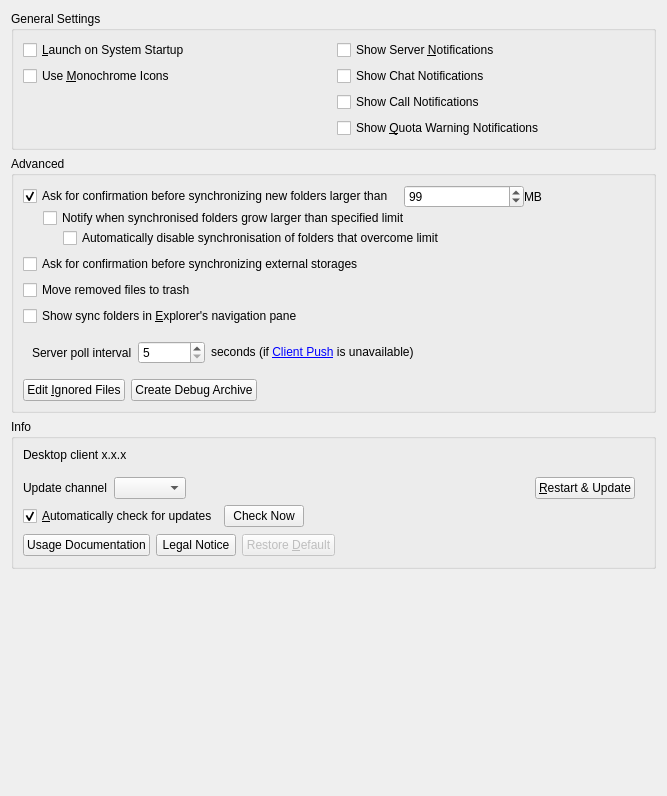
Qt form src/gui/generalsettings.ui (nextcloud/desktop) before a commit.
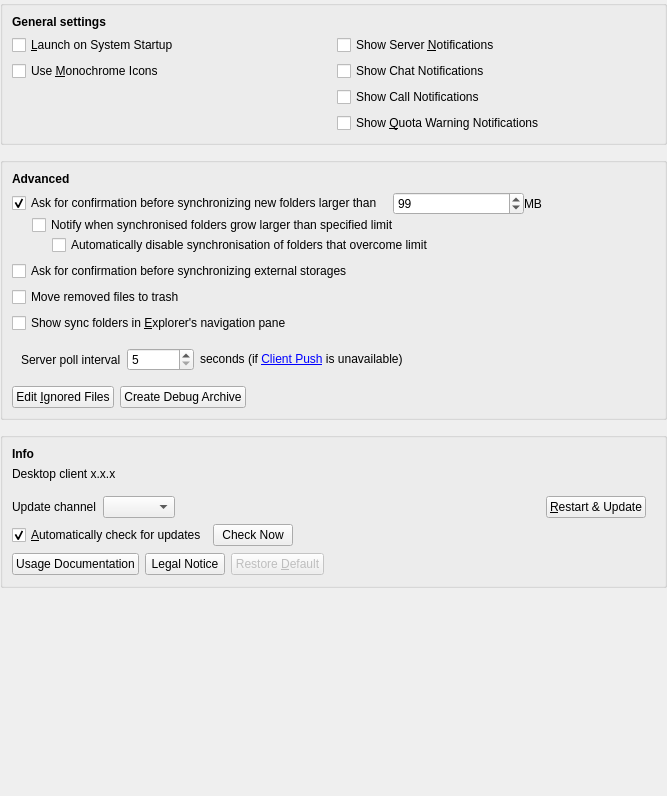
The same form after that commit.

Commit message: feat: move settings navigation to left sidebar

```diff
--- a/src/gui/generalsettings.ui
+++ b/src/gui/generalsettings.ui
@@ -14,27 +14,54 @@
    <string notr="true">Form</string>
   </property>
   <layout class="QGridLayout" name="gridLayout_3">
+   <property name="leftMargin">
+    <number>0</number>
+   </property>
+   <property name="topMargin">
+    <number>0</number>
+   </property>
+   <property name="rightMargin">
+    <number>0</number>
+   </property>
+   <property name="bottomMargin">
+    <number>0</number>
+   </property>
+   <property name="spacing">
+    <number>12</number>
+   </property>
    <item row="0" column="0">
     <widget class="QGroupBox" name="generalGroupBox">
      <property name="title">
-      <string>General Settings</string>
+      <string/>
      </property>
      <layout class="QGridLayout" name="gridLayout_2">
-      <item row="0" column="0">
+      <item row="0" column="0" colspan="2">
+       <widget class="QLabel" name="generalGroupBoxTitle">
+        <property name="font">
+         <font>
+          <bold>true</bold>
+         </font>
+        </property>
+        <property name="text">
+         <string>General settings</string>
+        </property>
+       </widget>
+      </item>
+      <item row="1" column="0">
        <widget class="QCheckBox" name="autostartCheckBox">
         <property name="text">
          <string>&amp;Launch on System Startup</string>
         </property>
        </widget>
       </item>
-      <item row="2" column="1">
+      <item row="3" column="1">
        <widget class="QCheckBox" name="callNotificationsCheckBox">
         <property name="text">
          <string>Show Call Notifications</string>
         </property>
        </widget>
       </item>
-      <item row="1" column="0">
+      <item row="2" column="0">
        <widget class="QCheckBox" name="monoIconsCheckBox">
         <property name="toolTip">
          <string>For System Tray</string>
@@ -44,21 +71,21 @@
         </property>
        </widget>
       </item>
-      <item row="1" column="1">
+      <item row="2" column="1">
        <widget class="QCheckBox" name="chatNotificationsCheckBox">
         <property name="text">
          <string>Show Chat Notifications</string>
         </property>
        </widget>
       </item>
-      <item row="0" column="1">
+      <item row="1" column="1">
        <widget class="QCheckBox" name="serverNotificationsCheckBox">
         <property name="text">
          <string>Show Server &amp;Notifications</string>
         </property>
        </widget>
       </item>
-      <item row="3" column="1">
+      <item row="4" column="1">
        <widget class="QCheckBox" name="quotaWarningNotificationsCheckBox">
         <property name="text">
          <string>Show &amp;Quota Warning Notifications</string>
@@ -69,11 +96,23 @@
     </widget>
    </item>
    <item row="1" column="0">
-    <widget class="QGroupBox" name="groupBox">
+    <widget class="QGroupBox" name="advancedGroupBox">
      <property name="title">
-      <string>Advanced</string>
+      <string/>
      </property>
      <layout class="QVBoxLayout" name="verticalLayout">
+      <item>
+       <widget class="QLabel" name="advancedGroupBoxTitle">
+        <property name="font">
+         <font>
+          <bold>true</bold>
+         </font>
+        </property>
+        <property name="text">
+         <string>Advanced</string>
+        </property>
+       </widget>
+      </item>
       <item>
        <layout class="QVBoxLayout" name="verticalLayout_4">
         <property name="spacing">
@@ -307,9 +346,21 @@
    <item row="2" column="0">
     <widget class="QGroupBox" name="aboutAndUpdatesGroupBox">
      <property name="title">
-      <string>Info</string>
+      <string/>
      </property>
      <layout class="QVBoxLayout" name="verticalLayout_3">
+      <item>
+       <widget class="QLabel" name="aboutAndUpdatesGroupBoxTitle">
+        <property name="font">
+         <font>
+          <bold>true</bold>
+         </font>
+        </property>
+        <property name="text">
+         <string>Info</string>
+        </property>
+       </widget>
+      </item>
       <property name="bottomMargin">
        <number>10</number>
       </property>
@@ -481,7 +532,7 @@
      </layout>
     </widget>
    </item>
-   <item row="4" column="0">
+  <item row="4" column="0">
     <spacer name="verticalSpacer">
      <property name="orientation">
       <enum>Qt::Orientation::Vertical</enum>
```
The commit also changes 16 other files.
